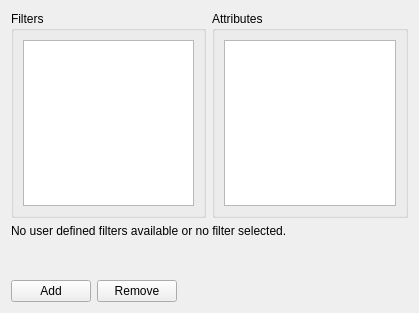
Before: the Qt Designer form src/plugins/help/filtersettingspage.ui in qt-creator/qt-creator, drawn with Qt 5.
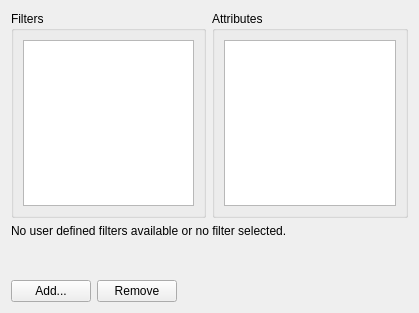
After: the same form once the commit is applied.

Commit message: Add "..." to buttons which open a dialog

The edit to the form file:
```diff
--- a/src/plugins/help/filtersettingspage.ui
+++ b/src/plugins/help/filtersettingspage.ui
@@ -115,7 +115,7 @@
      <item>
       <widget class="QPushButton" name="filterAddButton">
        <property name="text">
-        <string>Add</string>
+        <string>Add...</string>
        </property>
       </widget>
      </item>
```
The commit also changes 6 other files.
